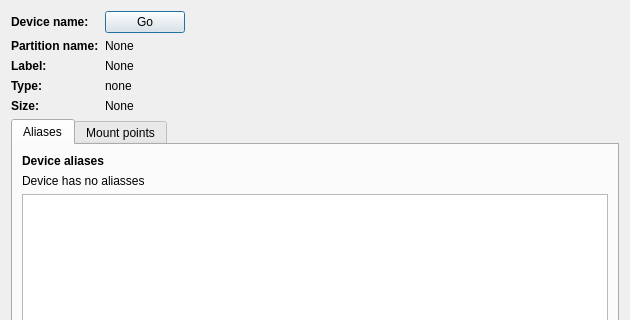
This is ui/parinfo.ui in iddekingej/blgui as Qt 5 draws it before an edit; both pictures show x 0 to 630 and y 0 to 320 of the 630 by 656 pixel window. The edited form follows.
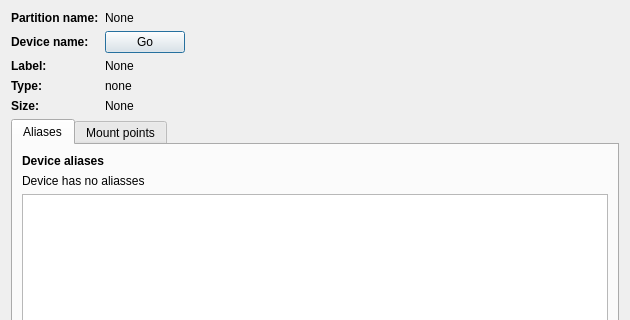
This is the edited form.

What changed in the file:
```diff
--- a/ui/parinfo.ui
+++ b/ui/parinfo.ui
@@ -22,7 +22,7 @@
      <property name="sizeConstraint">
       <enum>QLayout::SetDefaultConstraint</enum>
      </property>
-     <item row="3" column="1">
+     <item row="4" column="1">
       <widget class="QLabel" name="typeLabel">
        <property name="text">
         <string>none</string>
@@ -36,14 +36,14 @@
        </property>
       </widget>
      </item>
-     <item row="2" column="1">
+     <item row="3" column="1">
       <widget class="QLabel" name="labelLabel">
        <property name="text">
         <string>None</string>
        </property>
       </widget>
      </item>
-     <item row="3" column="0">
+     <item row="4" column="0">
       <widget class="QLabel" name="label_8">
        <property name="sizePolicy">
         <sizepolicy hsizetype="Maximum" vsizetype="Preferred">
@@ -62,7 +62,7 @@
        </property>
       </widget>
      </item>
-     <item row="4" column="0">
+     <item row="5" column="0">
       <widget class="QLabel" name="label_2">
        <property name="sizePolicy">
         <sizepolicy hsizetype="Maximum" vsizetype="Preferred">
@@ -106,7 +106,7 @@
        </property>
       </widget>
      </item>
-     <item row="2" column="0">
+     <item row="3" column="0">
       <widget class="QLabel" name="label_7">
        <property name="sizePolicy">
         <sizepolicy hsizetype="Maximum" vsizetype="Preferred">
@@ -137,45 +137,14 @@
        </property>
       </widget>
      </item>
-     <item row="0" column="0">
-      <widget class="QLabel" name="label">
-       <property name="sizePolicy">
-        <sizepolicy hsizetype="Maximum" vsizetype="Preferred">
-         <horstretch>0</horstretch>
-         <verstretch>0</verstretch>
-        </sizepolicy>
-       </property>
-       <property name="minimumSize">
-        <size>
-         <width>0</width>
-         <height>0</height>
-        </size>
-       </property>
-       <property name="maximumSize">
-        <size>
-         <width>281</width>
-         <height>16777215</height>
-        </size>
-       </property>
-       <property name="font">
-        <font>
-         <weight>75</weight>
-         <bold>true</bold>
-        </font>
-       </property>
-       <property name="text">
-        <string>Device name:</string>
-       </property>
-      </widget>
-     </item>
-     <item row="4" column="1">
+     <item row="5" column="1">
       <widget class="QLabel" name="sizeLabel">
        <property name="text">
         <string>None</string>
        </property>
       </widget>
      </item>
-     <item row="0" column="1">
+     <item row="2" column="1">
       <layout class="QHBoxLayout" name="horizontalLayout_4">
        <item alignment="Qt::AlignLeft">
         <widget class="QPushButton" name="gotoDevice">
@@ -185,6 +154,9 @@
            <verstretch>0</verstretch>
           </sizepolicy>
          </property>
+         <property name="focusPolicy">
+          <enum>Qt::ClickFocus</enum>
+         </property>
          <property name="text">
           <string>Go</string>
          </property>
@@ -192,6 +164,37 @@
        </item>
       </layout>
      </item>
+     <item row="2" column="0">
+      <widget class="QLabel" name="label">
+       <property name="sizePolicy">
+        <sizepolicy hsizetype="Maximum" vsizetype="Preferred">
+         <horstretch>0</horstretch>
+         <verstretch>0</verstretch>
+        </sizepolicy>
+       </property>
+       <property name="minimumSize">
+        <size>
+         <width>0</width>
+         <height>0</height>
+        </size>
+       </property>
+       <property name="maximumSize">
+        <size>
+         <width>281</width>
+         <height>16777215</height>
+        </size>
+       </property>
+       <property name="font">
+        <font>
+         <weight>75</weight>
+         <bold>true</bold>
+        </font>
+       </property>
+       <property name="text">
+        <string>Device name:</string>
+       </property>
+      </widget>
+     </item>
     </layout>
    </item>
    <item>
@@ -229,6 +232,15 @@
          <property name="editTriggers">
           <set>QAbstractItemView::NoEditTriggers</set>
          </property>
+         <property name="selectionMode">
+          <enum>QAbstractItemView::SingleSelection</enum>
+         </property>
+         <property name="selectionBehavior">
+          <enum>QAbstractItemView::SelectRows</enum>
+         </property>
+         <property name="sortingEnabled">
+          <bool>true</bool>
+         </property>
         </widget>
        </item>
       </layout>
@@ -263,6 +275,15 @@
          <property name="editTriggers">
           <set>QAbstractItemView::NoEditTriggers</set>
          </property>
+         <property name="selectionMode">
+          <enum>QAbstractItemView::SingleSelection</enum>
+         </property>
+         <property name="selectionBehavior">
+          <enum>QAbstractItemView::SelectRows</enum>
+         </property>
+         <property name="sortingEnabled">
+          <bool>true</bool>
+         </property>
         </widget>
        </item>
       </layout>
```
